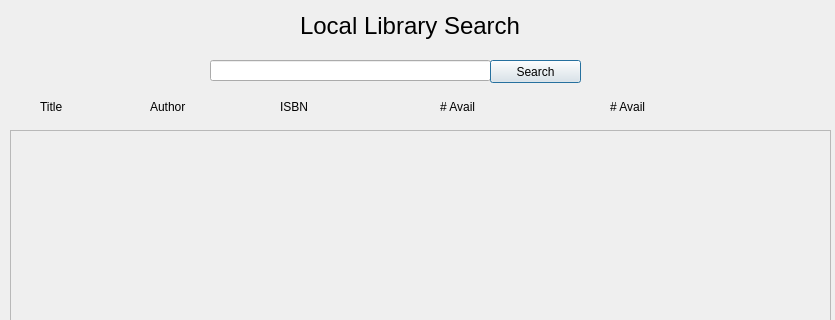
josfire18/LibrarySystem, file LibrarySystem/searchwindow.ui: the form before one commit; both pictures show x 0 to 835 and y 0 to 320 of the 835 by 555 pixel window.
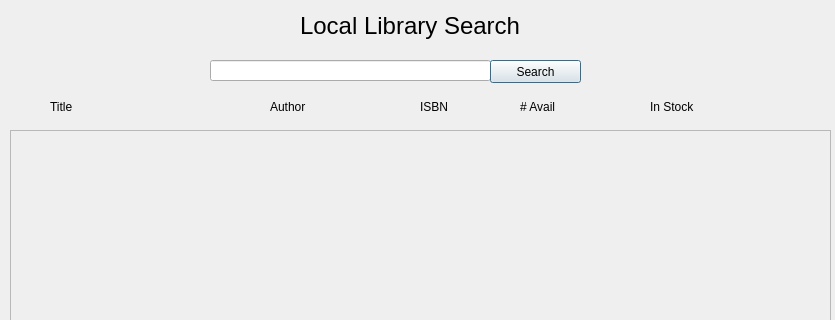
The form after the commit.

```diff
--- a/LibrarySystem/searchwindow.ui
+++ b/LibrarySystem/searchwindow.ui
@@ -60,7 +60,7 @@
   <widget class="QLabel" name="lblTitle">
    <property name="geometry">
     <rect>
-     <x>40</x>
+     <x>50</x>
      <y>100</y>
      <width>47</width>
      <height>13</height>
@@ -73,7 +73,7 @@
   <widget class="QLabel" name="lblAuthor">
    <property name="geometry">
     <rect>
-     <x>150</x>
+     <x>270</x>
      <y>100</y>
      <width>47</width>
      <height>13</height>
@@ -86,7 +86,7 @@
   <widget class="QLabel" name="lblISBN">
    <property name="geometry">
     <rect>
-     <x>280</x>
+     <x>420</x>
      <y>100</y>
      <width>47</width>
      <height>13</height>
@@ -99,7 +99,7 @@
   <widget class="QLabel" name="lblTotAvail">
    <property name="geometry">
     <rect>
-     <x>440</x>
+     <x>520</x>
      <y>100</y>
      <width>47</width>
      <height>13</height>
@@ -112,14 +112,14 @@
   <widget class="QLabel" name="lblInStock">
    <property name="geometry">
     <rect>
-     <x>610</x>
+     <x>650</x>
      <y>100</y>
      <width>47</width>
      <height>13</height>
     </rect>
    </property>
    <property name="text">
-    <string># Avail</string>
+    <string>In Stock</string>
    </property>
   </widget>
   <widget class="QScrollArea" name="scrollArea">
```
